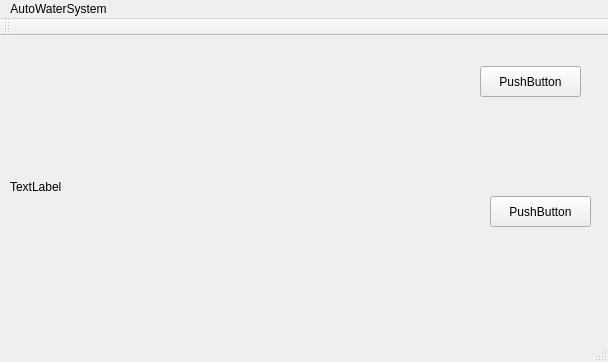
Above: AutoWaterSystem/mainwindow.ui from XintingXu/AutoWaterSystem before the change. Below: the same form after it.
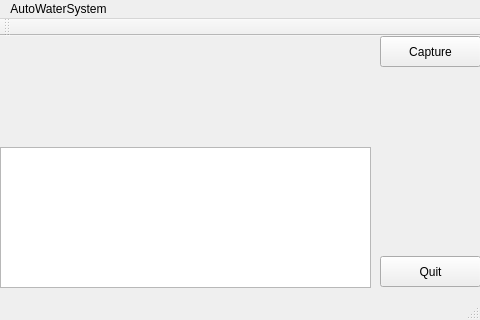
That is the form after the change.

```diff
--- a/AutoWaterSystem/mainwindow.ui
+++ b/AutoWaterSystem/mainwindow.ui
@@ -6,10 +6,16 @@
    <rect>
     <x>0</x>
     <y>0</y>
-    <width>608</width>
-    <height>362</height>
+    <width>480</width>
+    <height>320</height>
    </rect>
   </property>
+  <property name="maximumSize">
+   <size>
+    <width>480</width>
+    <height>320</height>
+   </size>
+  </property>
   <property name="windowTitle">
    <string>MainWindow</string>
   </property>
@@ -17,40 +23,71 @@
    <widget class="QPushButton" name="pushButton">
     <property name="geometry">
      <rect>
-      <x>480</x>
-      <y>30</y>
+      <x>380</x>
+      <y>0</y>
       <width>101</width>
       <height>31</height>
      </rect>
     </property>
     <property name="text">
-     <string>PushButton</string>
+     <string>Capture</string>
     </property>
    </widget>
    <widget class="QPushButton" name="pushButton_2">
     <property name="geometry">
      <rect>
-      <x>490</x>
-      <y>160</y>
+      <x>380</x>
+      <y>220</y>
       <width>101</width>
       <height>31</height>
      </rect>
     </property>
     <property name="text">
-     <string>PushButton</string>
+     <string>Quit</string>
     </property>
    </widget>
    <widget class="QLabel" name="label">
     <property name="geometry">
      <rect>
-      <x>10</x>
-      <y>10</y>
-      <width>401</width>
-      <height>281</height>
+      <x>0</x>
+      <y>0</y>
+      <width>128</width>
+      <height>96</height>
      </rect>
     </property>
     <property name="text">
-     <string>TextLabel</string>
+     <string/>
+    </property>
+   </widget>
+   <widget class="QTextBrowser" name="textBrowser">
+    <property name="geometry">
+     <rect>
+      <x>0</x>
+      <y>111</y>
+      <width>371</width>
+      <height>141</height>
+     </rect>
+    </property>
+    <property name="font">
+     <font>
+      <pointsize>10</pointsize>
+     </font>
+    </property>
+    <property name="focusPolicy">
+     <enum>Qt::ClickFocus</enum>
+    </property>
+   </widget>
+   <widget class="QLabel" name="label_2">
+    <property name="geometry">
+     <rect>
+      <x>150</x>
+      <y>0</y>
+      <width>128</width>
+      <height>96</height>
+     </rect>
+    </property>
+    <property name="text">
+     <string/>
     </property>
    </widget>
   </widget>
@@ -59,7 +96,7 @@
     <rect>
      <x>0</x>
      <y>0</y>
-     <width>608</width>
+     <width>480</width>
      <height>27</height>
     </rect>
    </property>
```
